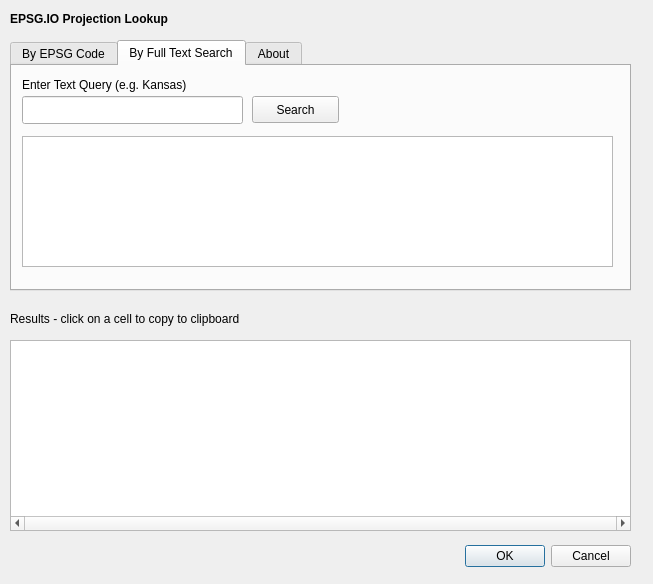
This is EPSGIOLookup/epsgiolookup/ui_epsgiolookup.ui in stevefaeembra/EPSGIOLookupPlugin as Qt 5 draws it before an edit. The edited form follows.
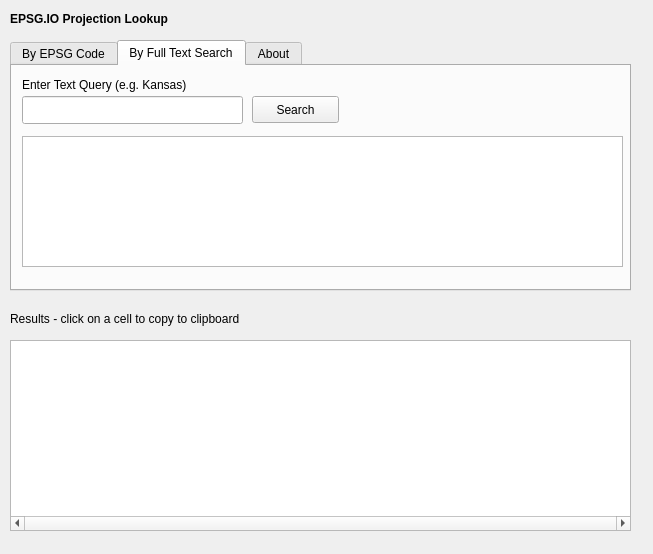
This is the edited form.

Commit message: removed ok/cancel buttons to prevent window closing if user presses enter

```diff
--- a/EPSGIOLookup/epsgiolookup/ui_epsgiolookup.ui
+++ b/EPSGIOLookup/epsgiolookup/ui_epsgiolookup.ui
@@ -7,28 +7,12 @@
     <x>0</x>
     <y>0</y>
     <width>653</width>
-    <height>584</height>
+    <height>554</height>
    </rect>
   </property>
   <property name="windowTitle">
    <string>epsgiolookup</string>
   </property>
-  <widget class="QDialogButtonBox" name="buttonBox">
-   <property name="geometry">
-    <rect>
-     <x>290</x>
-     <y>540</y>
-     <width>341</width>
-     <height>32</height>
-    </rect>
-   </property>
-   <property name="orientation">
-    <enum>Qt::Horizontal</enum>
-   </property>
-   <property name="standardButtons">
-    <set>QDialogButtonBox::Cancel|QDialogButtonBox::Ok</set>
-   </property>
-  </widget>
   <widget class="QLabel" name="label">
    <property name="geometry">
     <rect>
@@ -147,15 +131,24 @@
       <string>Search</string>
      </property>
     </widget>
-    <widget class="QListWidget" name="listWidget">
+    <widget class="QTableView" name="tableView_Matches">
      <property name="geometry">
       <rect>
        <x>10</x>
        <y>70</y>
-       <width>591</width>
+       <width>601</width>
        <height>131</height>
       </rect>
      </property>
+     <property name="alternatingRowColors">
+      <bool>true</bool>
+     </property>
+     <property name="sortingEnabled">
+      <bool>false</bool>
+     </property>
+     <attribute name="horizontalHeaderStretchLastSection">
+      <bool>true</bool>
+     </attribute>
     </widget>
    </widget>
    <widget class="QWidget" name="tab_3">
```
Left out of the diff: 35 changed lines with no effect on the pictures. The commit also changes 2 other files.
